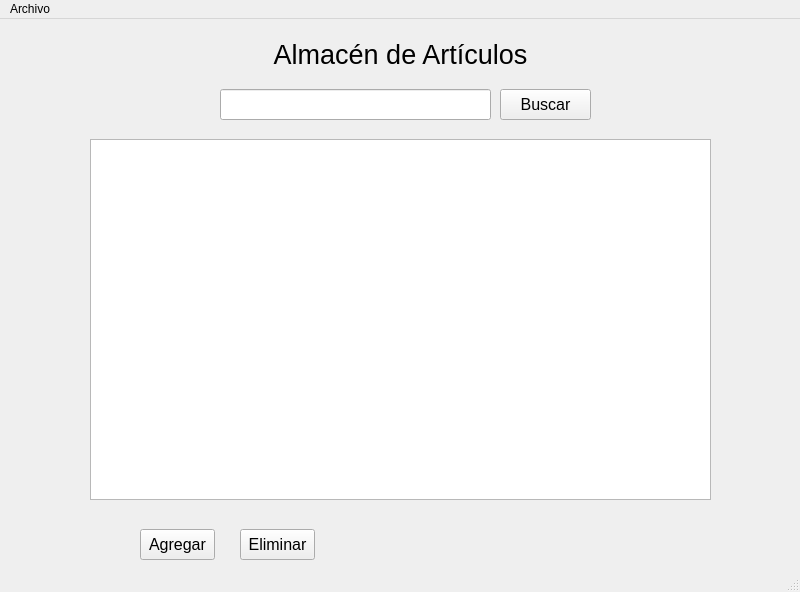
The window that ui/almacen.ui (Moises024/sistema_de_caja) describes before a commit, drawn with Qt 5.
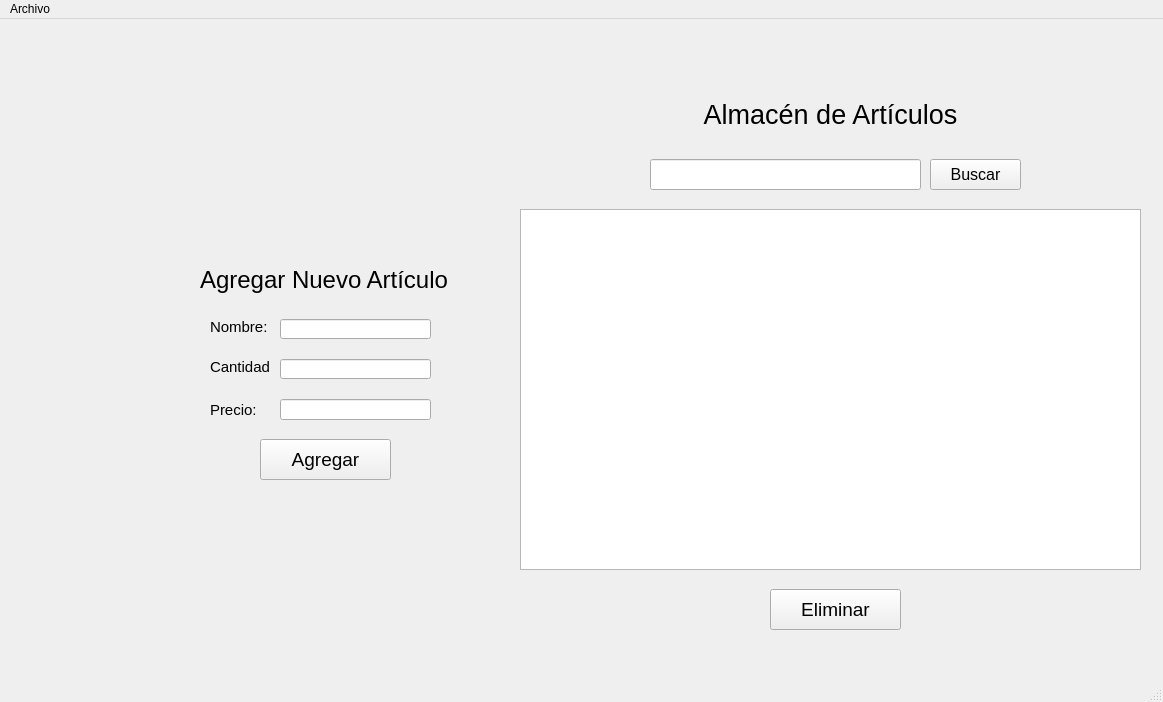
The same window after the commit.

```diff
--- a/ui/almacen.ui
+++ b/ui/almacen.ui
@@ -6,29 +6,19 @@
    <rect>
     <x>0</x>
     <y>0</y>
-    <width>800</width>
-    <height>592</height>
+    <width>1163</width>
+    <height>702</height>
    </rect>
   </property>
   <property name="windowTitle">
    <string>MainWindow</string>
   </property>
   <widget class="QWidget" name="centralwidget">
-   <widget class="QTableView" name="tabla_articulo">
-    <property name="geometry">
-     <rect>
-      <x>90</x>
-      <y>120</y>
-      <width>621</width>
-      <height>361</height>
-     </rect>
-    </property>
-   </widget>
    <widget class="QPushButton" name="btn_buscar">
     <property name="geometry">
      <rect>
-      <x>500</x>
-      <y>70</y>
+      <x>930</x>
+      <y>140</y>
       <width>91</width>
       <height>31</height>
      </rect>
@@ -45,8 +35,8 @@
    <widget class="QLineEdit" name="input_articulo">
     <property name="geometry">
      <rect>
-      <x>220</x>
-      <y>70</y>
+      <x>650</x>
+      <y>140</y>
       <width>271</width>
       <height>31</height>
      </rect>
@@ -55,42 +45,24 @@
    <widget class="QWidget" name="widget" native="true">
     <property name="geometry">
      <rect>
-      <x>90</x>
-      <y>480</y>
+      <x>520</x>
+      <y>550</y>
       <width>621</width>
       <height>80</height>
      </rect>
     </property>
-    <widget class="QPushButton" name="btn_agregar">
-     <property name="geometry">
-      <rect>
-       <x>50</x>
-       <y>30</y>
-       <width>75</width>
-       <height>31</height>
-      </rect>
-     </property>
-     <property name="font">
-      <font>
-       <pointsize>12</pointsize>
-      </font>
-     </property>
-     <property name="text">
-      <string>Agregar</string>
-     </property>
-    </widget>
     <widget class="QPushButton" name="btn_eliminar">
      <property name="geometry">
       <rect>
-       <x>150</x>
-       <y>30</y>
-       <width>75</width>
-       <height>31</height>
+       <x>250</x>
+       <y>20</y>
+       <width>131</width>
+       <height>41</height>
       </rect>
      </property>
      <property name="font">
       <font>
-       <pointsize>12</pointsize>
+       <pointsize>14</pointsize>
       </font>
      </property>
      <property name="text">
@@ -101,8 +73,8 @@
    <widget class="QLabel" name="label">
     <property name="geometry">
      <rect>
-      <x>250</x>
-      <y>20</y>
+      <x>680</x>
+      <y>80</y>
       <width>301</width>
       <height>31</height>
      </rect>
@@ -119,13 +91,143 @@
      <set>Qt::AlignCenter</set>
     </property>
    </widget>
+   <widget class="QLabel" name="label_2">
+    <property name="geometry">
+     <rect>
+      <x>210</x>
+      <y>300</y>
+      <width>61</width>
+      <height>16</height>
+     </rect>
+    </property>
+    <property name="font">
+     <font>
+      <pointsize>11</pointsize>
+     </font>
+    </property>
+    <property name="text">
+     <string>Nombre:</string>
+    </property>
+   </widget>
+   <widget class="QPushButton" name="btn_agregar">
+    <property name="geometry">
+     <rect>
+      <x>260</x>
+      <y>420</y>
+      <width>131</width>
+      <height>41</height>
+     </rect>
+    </property>
+    <property name="font">
+     <font>
+      <pointsize>14</pointsize>
+     </font>
+    </property>
+    <property name="text">
+     <string>Agregar</string>
+    </property>
+   </widget>
+   <widget class="QLabel" name="label_3">
+    <property name="geometry">
+     <rect>
+      <x>210</x>
+      <y>383</y>
+      <width>47</width>
+      <height>16</height>
+     </rect>
+    </property>
+    <property name="font">
+     <font>
+      <pointsize>11</pointsize>
+     </font>
+    </property>
+    <property name="text">
+     <string>Precio:</string>
+    </property>
+   </widget>
+   <widget class="QLabel" name="label_4">
+    <property name="geometry">
+     <rect>
+      <x>210</x>
+      <y>340</y>
+      <width>61</width>
+      <height>16</height>
+     </rect>
+    </property>
+    <property name="font">
+     <font>
+      <pointsize>11</pointsize>
+     </font>
+    </property>
+    <property name="text">
+     <string>Cantidad:</string>
+    </property>
+   </widget>
+   <widget class="QLineEdit" name="nombre_articulo">
+    <property name="geometry">
+     <rect>
+      <x>280</x>
+      <y>300</y>
+      <width>151</width>
+      <height>20</height>
+     </rect>
+    </property>
+   </widget>
+   <widget class="QLineEdit" name="precio_articulo">
+    <property name="geometry">
+     <rect>
+      <x>280</x>
+      <y>380</y>
+      <width>151</width>
+      <height>21</height>
+     </rect>
+    </property>
+   </widget>
+   <widget class="QLineEdit" name="cantidad_articulo">
+    <property name="geometry">
+     <rect>
+      <x>280</x>
+      <y>340</y>
+      <width>151</width>
+      <height>20</height>
+     </rect>
+    </property>
+   </widget>
+   <widget class="QLabel" name="label_5">
+    <property name="geometry">
+     <rect>
+      <x>200</x>
+      <y>240</y>
+      <width>261</width>
+      <height>41</height>
+     </rect>
+    </property>
+    <property name="font">
+     <font>
+      <pointsize>18</pointsize>
+     </font>
+    </property>
+    <property name="text">
+     <string>Agregar Nuevo Artículo</string>
+    </property>
+   </widget>
+   <widget class="QListWidget" name="tabla_articulo">
+    <property name="geometry">
+     <rect>
+      <x>520</x>
+      <y>190</y>
+      <width>621</width>
+      <height>361</height>
+     </rect>
+    </property>
+   </widget>
   </widget>
   <widget class="QMenuBar" name="menubar">
    <property name="geometry">
     <rect>
      <x>0</x>
      <y>0</y>
-     <width>800</width>
+     <width>1163</width>
      <height>21</height>
     </rect>
    </property>
```
